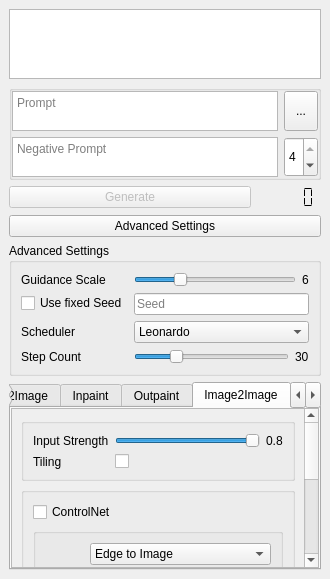
Old version of the form leonardo_ai/view/dock.ui in the repository rainu/krita-leonardo-ai.
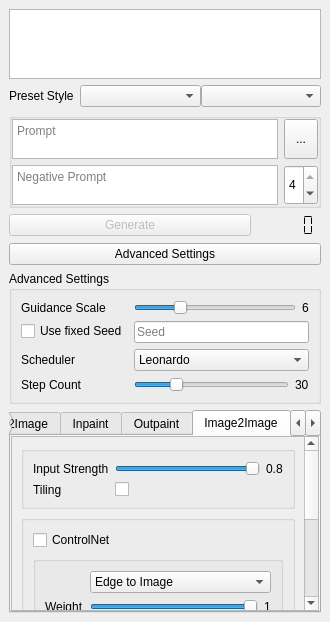
New version of the form. The open tabs and pages were chosen to show the change. Icons and pictures are not drawn.

Commit message: add presetStyle option

The edit to the form file:
```diff
--- a/leonardo_ai/view/dock.ui
+++ b/leonardo_ai/view/dock.ui
@@ -7,7 +7,7 @@
     <x>0</x>
     <y>0</y>
     <width>330</width>
-    <height>579</height>
+    <height>622</height>
    </rect>
   </property>
   <property name="toolTip">
@@ -24,6 +24,152 @@
     <item>
      <widget class="QListWidget" name="lstModel"/>
     </item>
+    <item>
+     <widget class="QFrame" name="frame_3">
+      <property name="frameShape">
+       <enum>QFrame::NoFrame</enum>
+      </property>
+      <property name="frameShadow">
+       <enum>QFrame::Raised</enum>
+      </property>
+      <layout class="QFormLayout" name="formLayout_10">
+       <property name="leftMargin">
+        <number>0</number>
+       </property>
+       <property name="topMargin">
+        <number>0</number>
+       </property>
+       <property name="rightMargin">
+        <number>0</number>
+       </property>
+       <property name="bottomMargin">
+        <number>0</number>
+       </property>
+       <item row="1" column="0">
+        <widget class="QLabel" name="label_21">
+         <property name="text">
+          <string>Preset Style</string>
+         </property>
+        </widget>
+       </item>
+       <item row="1" column="1">
+        <widget class="QFrame" name="frame_10">
+         <property name="frameShape">
+          <enum>QFrame::NoFrame</enum>
+         </property>
+         <property name="frameShadow">
+          <enum>QFrame::Raised</enum>
+         </property>
+         <layout class="QHBoxLayout" name="horizontalLayout_16">
+          <property name="spacing">
+           <number>0</number>
+          </property>
+          <property name="leftMargin">
+           <number>0</number>
+          </property>
+          <property name="topMargin">
+           <number>0</number>
+          </property>
+          <property name="rightMargin">
+           <number>0</number>
+          </property>
+          <property name="bottomMargin">
+           <number>0</number>
+          </property>
+          <item>
+           <widget class="QComboBox" name="cmbAlchemyPresetStyle">
+            <item>
+             <property name="text">
+              <string/>
+             </property>
+            </item>
+            <item>
+             <property name="text">
+              <string>Anime</string>
+             </property>
+            </item>
+            <item>
+             <property name="text">
+              <string>Cinematic</string>
+             </property>
+            </item>
+            <item>
+             <property name="text">
+              <string>Creative</string>
+             </property>
+            </item>
+            <item>
+             <property name="text">
+              <string>Dynamic</string>
+             </property>
+            </item>
+            <item>
+             <property name="text">
+              <string>Environment</string>
+             </property>
+            </item>
+            <item>
+             <property name="text">
+              <string>General</string>
+             </property>
+            </item>
+            <item>
+             <property name="text">
+              <string>Illustration</string>
+             </property>
+            </item>
+            <item>
+             <property name="text">
+              <string>Photography</string>
+             </property>
+            </item>
+            <item>
+             <property name="text">
+              <string>Raytraced</string>
+             </property>
+            </item>
+            <item>
+             <property name="text">
+              <string>3D Render</string>
+             </property>
+            </item>
+            <item>
+             <property name="text">
+              <string>Sketch B/W</string>
+             </property>
+            </item>
+            <item>
+             <property name="text">
+              <string>Sketch Color</string>
+             </property>
+            </item>
+            <item>
+             <property name="text">
+              <string>Vibrant</string>
+             </property>
+            </item>
+           </widget>
+          </item>
+          <item>
+           <widget class="QComboBox" name="cmbPresetStyle">
+            <item>
+             <property name="text">
+              <string/>
+             </property>
+            </item>
+            <item>
+             <property name="text">
+              <string>Leonardo</string>
+             </property>
+            </item>
+           </widget>
+          </item>
+         </layout>
+        </widget>
+       </item>
+      </layout>
+     </widget>
+    </item>
     <item>
      <widget class="QGroupBox" name="groupBox">
       <property name="maximumSize">
@@ -1271,9 +1417,9 @@
            <property name="geometry">
             <rect>
              <x>0</x>
-             <y>-180</y>
+             <y>0</y>
              <width>292</width>
-             <height>398</height>
+             <height>392</height>
             </rect>
            </property>
            <layout class="QVBoxLayout" name="verticalLayout_7">
```
Left out of the diff: 4 changed lines with no effect on the pictures. The commit also changes 8 other files.
